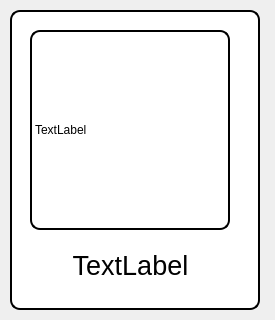
First picture: the form in frontend/view/qt_ui/new/recognition_widget_cnn.ui, repository Andrew-up/SmartScaleForMarket, before the edit.
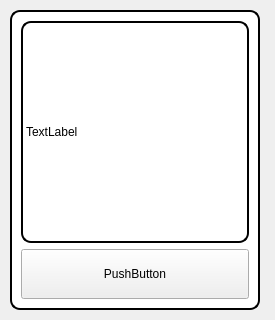
Second picture: the form after the edit.

```diff
--- a/frontend/view/qt_ui/new/recognition_widget_cnn.ui
+++ b/frontend/view/qt_ui/new/recognition_widget_cnn.ui
@@ -21,7 +21,7 @@
   </property>
   <widget class="QFrame" name="frame">
    <property name="enabled">
-    <bool>false</bool>
+    <bool>true</bool>
    </property>
    <property name="geometry">
     <rect>
@@ -60,15 +60,9 @@
    <property name="frameShadow">
     <enum>QFrame::Raised</enum>
    </property>
+   <layout class="QVBoxLayout" name="verticalLayout">
+    <item>
    <widget class="QLabel" name="label_image_product">
-    <property name="geometry">
-     <rect>
-      <x>20</x>
-      <y>20</y>
-      <width>200</width>
-      <height>200</height>
-     </rect>
-    </property>
     <property name="styleSheet">
      <string notr="true">QLabel
 {
@@ -83,29 +77,24 @@
      <string>TextLabel</string>
     </property>
    </widget>
-   <widget class="QLabel" name="label_name_product">
-    <property name="geometry">
-     <rect>
-      <x>30</x>
-      <y>230</y>
-      <width>181</width>
-      <height>51</height>
-     </rect>
-    </property>
-    <property name="styleSheet">
-     <string notr="true">QLabel
-{
-   color: black;
-	font-size: 20pt;
-}</string>
+    </item>
+    <item>
+     <widget class="QPushButton" name="label_name_product">
+      <property name="enabled">
+       <bool>true</bool>
+      </property>
+      <property name="minimumSize">
+       <size>
+        <width>0</width>
+        <height>50</height>
+       </size>
     </property>
     <property name="text">
-     <string>TextLabel</string>
-    </property>
-    <property name="alignment">
-     <set>Qt::AlignCenter</set>
-    </property>
-   </widget>
+       <string>PushButton</string>
+      </property>
+     </widget>
+    </item>
+   </layout>
   </widget>
  </widget>
  <resources/>
```
Lines whose indentation alone changed are shown as unchanged.
